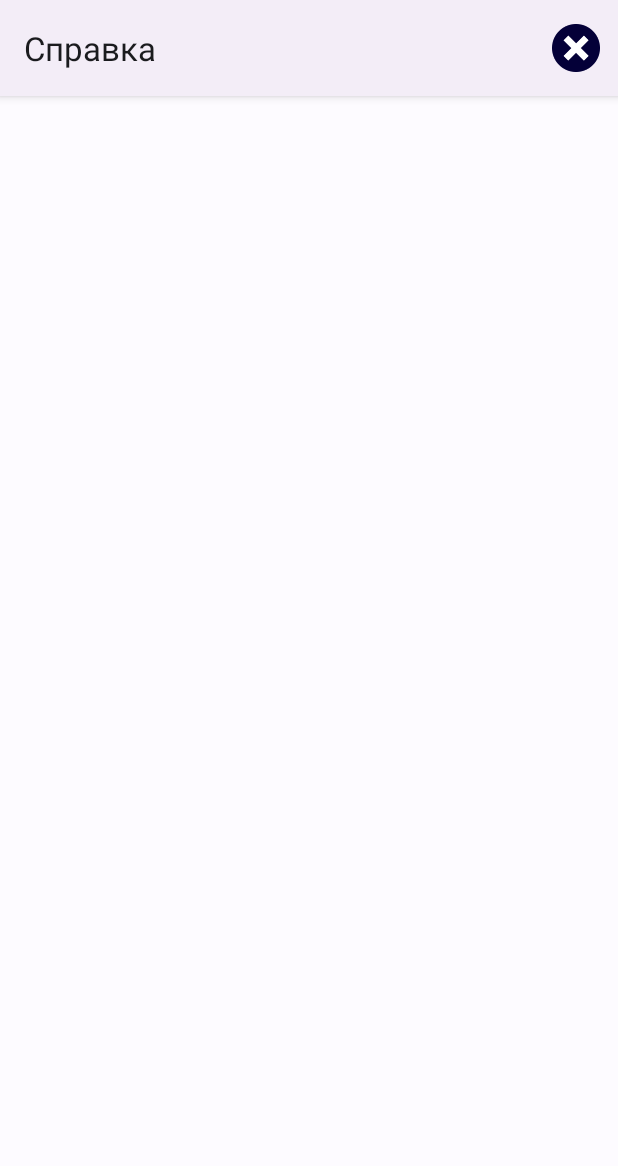
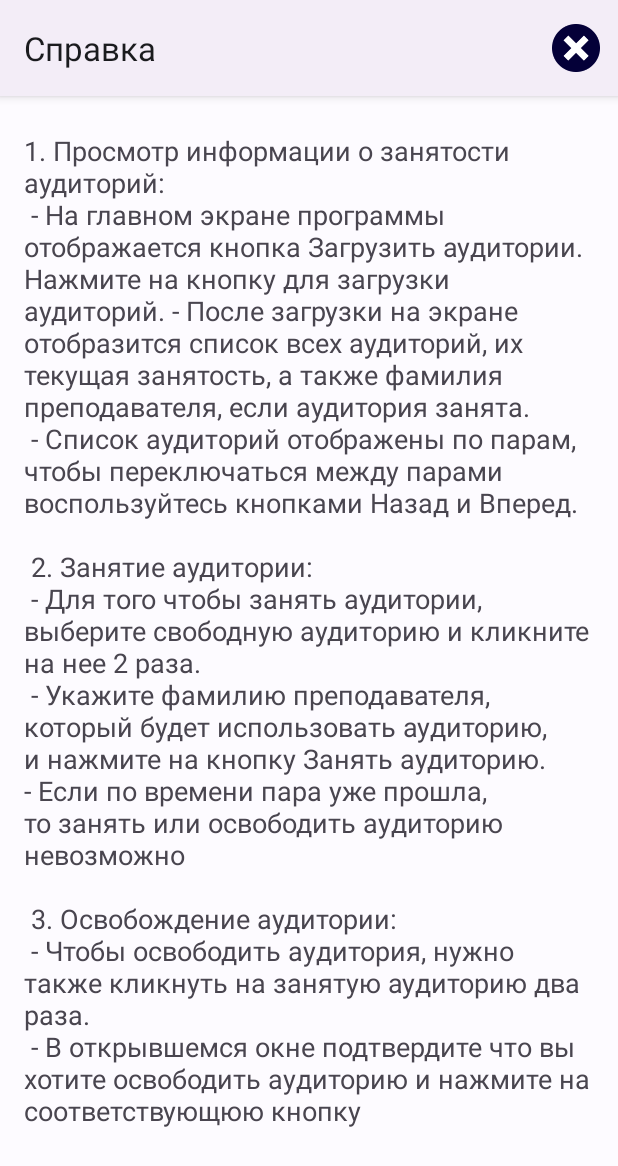
Before and after one commit to TimurAbdur/Audiences_PP, an Android app: the Reference screen opened directly, with no data from a screen before it, on a phone screen of 412 x 824 dp. Shown: the top 1166 px of the screen. Run offline under Robolectric (Android 15) with nearby library versions, the phone set to English and light mode, and no system bars.

Commit message:
some fix

```diff
--- a/app/src/main/java/com/example/practice_app_pp/FreeTheAudience.kt
+++ b/app/src/main/java/com/example/practice_app_pp/FreeTheAudience.kt
@@ -6,9 +6,11 @@ import android.os.Bundle
 import android.view.Menu
 import android.view.MenuItem
 import android.view.View
+import android.widget.Button
 import android.widget.CheckBox
 import android.widget.TextView
 import android.widget.Toast
+import schedule.animationLoadBtn
 import schedule.sendScheduleToFirebase
 
 class FreeTheAudience : AppCompatActivity() {
@@ -16,6 +18,7 @@ class FreeTheAudience : AppCompatActivity() {
         super.onCreate(savedInstanceState)
         setContentView(R.layout.activity_free_the_audience)
         setTitle("Освободить аудиторию")
+        animationLoadBtn(findViewById<Button>(R.id.freeBtn))
         val args : Bundle? = intent.extras
         if(args != null) {
             val numberLesson = args.getString("numberLesson")
--- a/app/src/main/java/com/example/practice_app_pp/OccupyTheAudiences.kt
+++ b/app/src/main/java/com/example/practice_app_pp/OccupyTheAudiences.kt
@@ -6,9 +6,11 @@ import android.os.Bundle
 import android.view.Menu
 import android.view.MenuItem
 import android.view.View
+import android.widget.Button
 import android.widget.EditText
 import android.widget.TextView
 import android.widget.Toast
+import schedule.animationLoadBtn
 import schedule.sendScheduleToFirebase
 
 class OccupyTheAudiences : AppCompatActivity() {
@@ -16,7 +18,7 @@ class OccupyTheAudiences : AppCompatActivity() {
         super.onCreate(savedInstanceState)
         setContentView(R.layout.activity_occupy_the_audiences)
         setTitle("Занять аудиторию")
-
+        animationLoadBtn(findViewById<Button>(R.id.occupBtn))
         val args : Bundle? = intent.extras
         if(args != null) {
             val numberLesson = args.getString("numberLesson")
--- a/app/src/main/java/com/example/practice_app_pp/functions/MainFunctions.kt
+++ b/app/src/main/java/com/example/practice_app_pp/functions/MainFunctions.kt
@@ -317,7 +317,6 @@ fun sendScheduleToFirebase(audience: Audience, id: Int, numberLesson : Int) {
 fun animationLoadBtn(button : Button) {
     val objectAnimator = ObjectAnimator.ofFloat(button, "translationY", 0f)
     objectAnimator.duration = 1200
-    objectAnimator.startDelay = 200
     objectAnimator.start()
 }
 
--- a/app/src/main/res/layout/activity_free_the_audience.xml
+++ b/app/src/main/res/layout/activity_free_the_audience.xml
@@ -7,7 +7,7 @@
     tools:context=".FreeTheAudience">
 
     <Button
-        android:id="@+id/button2"
+        android:id="@+id/freeBtn"
         android:layout_width="360dp"
         android:layout_height="wrap_content"
         android:layout_marginBottom="12dp"
@@ -16,6 +16,7 @@
         android:paddingBottom="10dp"
         android:text="Освободить аудиторию"
         android:textSize="20sp"
+        android:translationY="100dp"
         app:layout_constraintBottom_toBottomOf="parent"
         app:layout_constraintEnd_toEndOf="parent"
         app:layout_constraintHorizontal_bias="0.496"
--- a/app/src/main/res/layout/activity_occupy_the_audiences.xml
+++ b/app/src/main/res/layout/activity_occupy_the_audiences.xml
@@ -7,7 +7,7 @@
     tools:context=".OccupyTheAudiences">
 
     <Button
-        android:id="@+id/button"
+        android:id="@+id/occupBtn"
         android:layout_width="360dp"
         android:layout_height="wrap_content"
         android:layout_marginBottom="12dp"
@@ -16,6 +16,7 @@
         android:paddingBottom="10dp"
         android:text="Занять аудиторию"
         android:textSize="20dp"
+        android:translationY="100dp"
         app:layout_constraintBottom_toBottomOf="parent"
         app:layout_constraintEnd_toEndOf="parent"
         app:layout_constraintHorizontal_bias="0.496"
--- a/app/src/main/res/layout/activity_reference.xml
+++ b/app/src/main/res/layout/activity_reference.xml
@@ -6,4 +6,25 @@
     android:layout_height="match_parent"
     tools:context=".Reference">
 
+    <ScrollView
+        android:layout_width="fill_parent"
+        android:layout_height="fill_parent"
+        android:layout_marginStart="16dp"
+        android:layout_marginEnd="16dp"
+        android:paddingTop="24dp"
+        android:paddingBottom="24dp"
+        app:layout_constraintBottom_toBottomOf="parent"
+        app:layout_constraintEnd_toEndOf="parent"
+        app:layout_constraintHorizontal_bias="0.0"
+        app:layout_constraintStart_toStartOf="parent"
+        app:layout_constraintTop_toTopOf="parent"
+        app:layout_constraintVertical_bias="0.0">
+
+        <TextView
+            android:id="@+id/textView4"
+            android:layout_width="match_parent"
+            android:layout_height="wrap_content"
+            android:text="@string/ref"
+            android:textSize="18sp" />
+    </ScrollView>
 </androidx.constraintlayout.widget.ConstraintLayout>
--- a/app/src/main/res/values/strings.xml
+++ b/app/src/main/res/values/strings.xml
@@ -9,4 +9,21 @@
     <string name="lesson_4">Пара 4\n13:20-14:40</string>
     <string name="lesson_5">Пара 5\n15:00-16:20</string>
     <string name="lesson_6">Пара 6\n16:30-17:50</string>
+
+    <string name="ref">
+        1. Просмотр информации о занятости аудиторий:\n
+        - На главном экране программы отображается кнопка "Загрузить аудитории". Нажмите на кнопку для загрузки аудиторий.
+   - После загрузки на экране отобразится список всех аудиторий, их текущая занятость, а также фамилия преподавателя, если аудитория занята.\n
+   - Список аудиторий отображены по парам, чтобы переключаться между парами воспользуйтесь кнопками "Назад" и "Вперед".
+        \n\n
+        2. Занятие аудитории:\n
+   - Для того чтобы занять аудитории, выберите свободную аудиторию и кликните на нее 2 раза.\n
+   - Укажите фамилию преподавателя, который будет использовать аудиторию, и нажмите на кнопку "Занять аудиторию".
+        - Если по времени пара уже прошла, то занять или освободить аудиторию невозможно
+        \n\n
+        3. Освобождение аудитории:\n
+   - Чтобы освободить аудитория, нужно также кликнуть на занятую аудиторию два раза.\n
+        - В открывшемся окне подтвердите что вы хотите освободить аудиторию и нажмите на соответствующюю кнопку
+        \n\n
+    </string>
 </resources>
```
